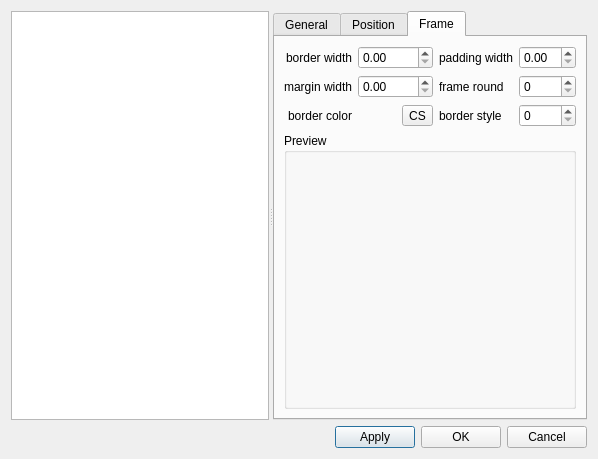
This is mscore/mscore/textstyle.ui in musescore/musescore-old as Qt 5 draws it before an edit. The edited form follows.
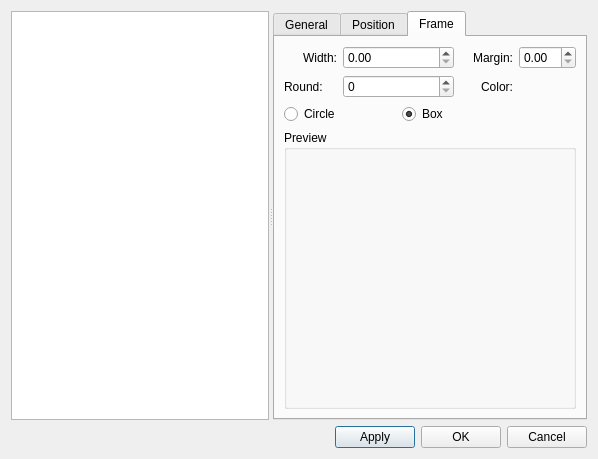
This is the edited form. The open tabs and pages were chosen to show the change. Custom widgets are drawn as their Qt base class.

Patch:
```diff
--- a/mscore/mscore/textstyle.ui
+++ b/mscore/mscore/textstyle.ui
@@ -617,7 +617,7 @@
          <item row="0" column="0" >
           <widget class="QLabel" name="label" >
            <property name="text" >
-            <string>border width</string>
+            <string>Width:</string>
            </property>
            <property name="alignment" >
             <set>Qt::AlignRight|Qt::AlignTrailing|Qt::AlignVCenter</set>
@@ -628,9 +628,12 @@
           <widget class="QDoubleSpinBox" name="borderWidth" />
          </item>
          <item row="0" column="3" >
-          <widget class="QLabel" name="label_5" >
+          <widget class="QLabel" name="label_2" >
            <property name="text" >
-            <string>padding width</string>
+            <string>Margin:</string>
+           </property>
+           <property name="alignment" >
+            <set>Qt::AlignRight|Qt::AlignTrailing|Qt::AlignVCenter</set>
            </property>
           </widget>
          </item>
@@ -638,48 +641,45 @@
           <widget class="QDoubleSpinBox" name="paddingWidth" />
          </item>
          <item row="1" column="0" >
-          <widget class="QLabel" name="label_2" >
+          <widget class="QLabel" name="label_6" >
            <property name="text" >
-            <string>margin width</string>
-           </property>
-           <property name="alignment" >
-            <set>Qt::AlignRight|Qt::AlignTrailing|Qt::AlignVCenter</set>
+            <string>Round:</string>
            </property>
           </widget>
          </item>
          <item row="1" column="1" colspan="2" >
-          <widget class="QDoubleSpinBox" name="marginWidth" />
+          <widget class="QSpinBox" name="frameRound" />
          </item>
-         <item row="2" column="0" >
+         <item row="1" column="3" >
           <widget class="QLabel" name="label_4" >
            <property name="text" >
-            <string>border color</string>
+            <string>Color:</string>
            </property>
            <property name="alignment" >
             <set>Qt::AlignRight|Qt::AlignTrailing|Qt::AlignVCenter</set>
            </property>
           </widget>
          </item>
-         <item row="2" column="1" >
+         <item row="1" column="4" >
           <widget class="Awl::ColorLabel" name="borderColor" />
          </item>
-         <item row="2" column="2" >
-          <widget class="QToolButton" name="borderColorSelect" >
+         <item row="2" column="0" colspan="2" >
+          <widget class="QRadioButton" name="circleButton" >
            <property name="text" >
-            <string>CS</string>
+            <string>Circle</string>
            </property>
           </widget>
          </item>
-         <item row="2" column="3" >
-          <widget class="QLabel" name="label_3" >
+         <item row="2" column="2" colspan="2" >
+          <widget class="QRadioButton" name="boxButton" >
            <property name="text" >
-            <string>border style</string>
+            <string>Box</string>
            </property>
+           <property name="checked" >
+            <bool>true</bool>
+           </property>
           </widget>
          </item>
-         <item row="2" column="4" >
-          <widget class="QSpinBox" name="borderStyle" />
-         </item>
          <item row="3" column="0" colspan="5" >
           <widget class="QGroupBox" name="framePreview" >
            <property name="sizePolicy" >
@@ -693,16 +693,6 @@
            </property>
           </widget>
          </item>
-         <item row="1" column="3" >
-          <widget class="QLabel" name="label_6" >
-           <property name="text" >
-            <string>frame round</string>
-           </property>
-          </widget>
-         </item>
-         <item row="1" column="4" >
-          <widget class="QSpinBox" name="frameRound" />
-         </item>
         </layout>
        </widget>
       </widget>
```
Left out of the diff: 4 changed lines with no effect on the pictures.
